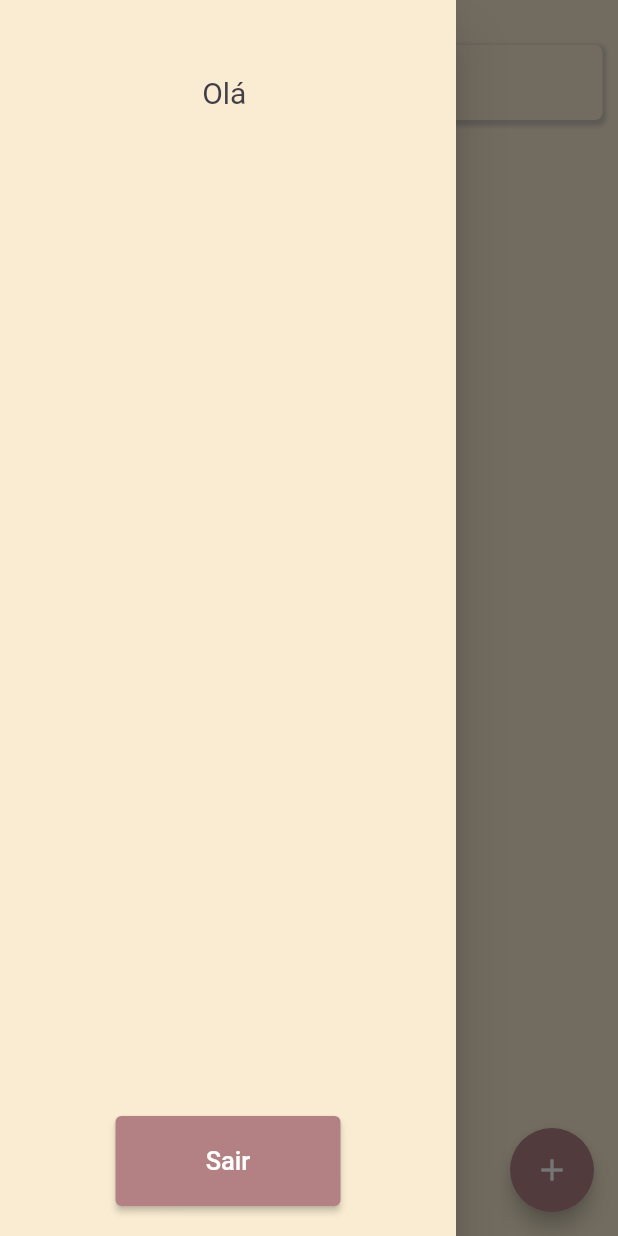
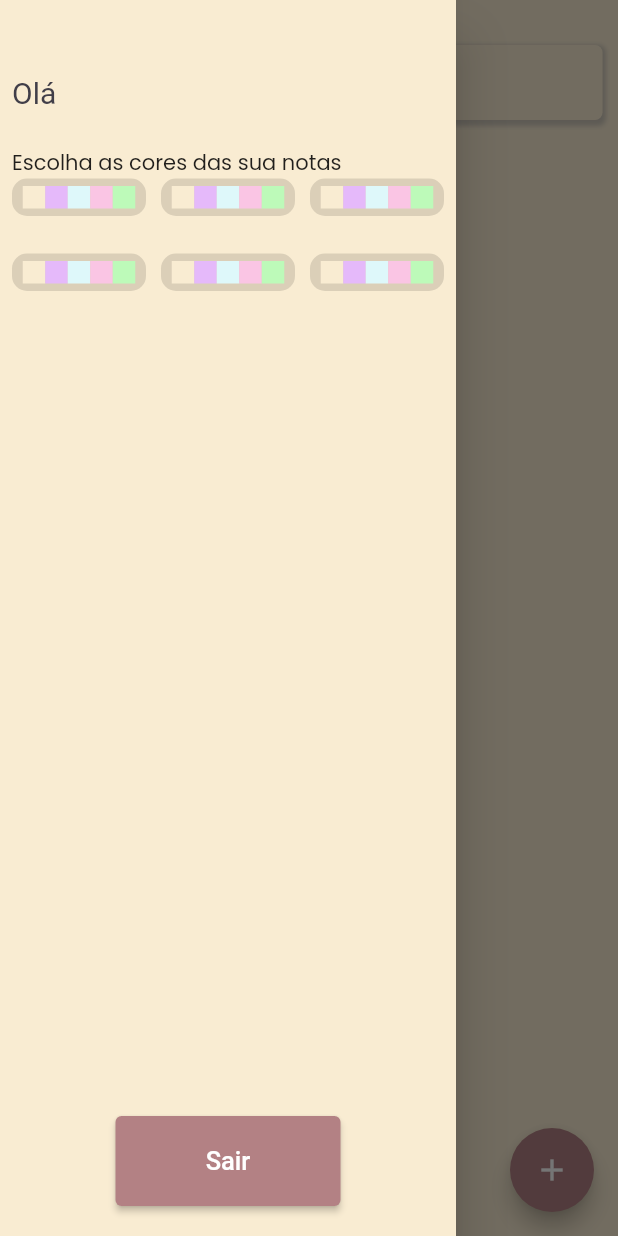
Before and after one commit to JSavioFreire/notes_login, a Flutter app: the screen it shows once a user with an empty profile is signed in, in the side drawer, after a tap on the "menu" icon, on a phone screen of 412 x 824 dp. Run offline on Flutter 3.47's test engine with Material 2 defaults, Android fonts, the phone set to English and light mode, and no system bars; our stand-ins replace cloud_firestore, firebase_auth, firebase_core, google_fonts; missing offline and left inert: flutter_statusbarcolor_ns; accounts and stored records are empty.

Commit message:
styleColors

```diff
--- a/lib/components/drawer/my_drawer.dart
+++ b/lib/components/drawer/my_drawer.dart
@@ -1,5 +1,7 @@
 import 'package:flutter/material.dart';
+import 'package:notes_login/components/drawer/widget/hello_name.dart';
 import 'package:notes_login/components/drawer/widget/logout_button.dart';
+import 'package:notes_login/components/drawer/widget/switch_color.dart';
 import 'package:notes_login/provider/auth/auth_provider.dart';
 import 'package:notes_login/theme/theme_colors.dart';
 import 'package:provider/provider.dart';
@@ -17,22 +19,8 @@ class MyDrawer extends Drawer {
             mainAxisAlignment: MainAxisAlignment.spaceBetween,
             children: [
               Column(
-                children: [
-                  RichText(
-                      text: TextSpan(
-                          text: 'Olá ',
-                          style: const TextStyle(
-                              fontSize: 20, color: ThemeColors.color4),
-                          children: [
-                        TextSpan(
-                            text: (context)
-                                .read<AuthProvider>()
-                                .users!
-                                .displayName
-                                .toString(),
-                            style: const TextStyle(fontWeight: FontWeight.w600))
-                      ]))
-                ],
+                crossAxisAlignment: CrossAxisAlignment.start,
+                children: const <Widget>[HelloName(), SwitchColor()],
               ),
               const LogoutButton()
             ],
--- /dev/null
+++ b/lib/components/drawer/widget/hello_name.dart
@@ -0,0 +1,22 @@
+import 'package:flutter/material.dart';
+import 'package:notes_login/provider/auth/auth_provider.dart';
+import 'package:notes_login/theme/theme_colors.dart';
+import 'package:provider/provider.dart';
+
+class HelloName extends StatelessWidget {
+  const HelloName({super.key});
+
+  @override
+  Widget build(BuildContext context) {
+    return RichText(
+        text: TextSpan(
+            text: 'Olá ',
+            style: const TextStyle(fontSize: 20, color: ThemeColors.color4),
+            children: [
+          TextSpan(
+              text:
+                  (context).read<AuthProvider>().users!.displayName.toString(),
+              style: const TextStyle(fontWeight: FontWeight.w600))
+        ]));
+  }
+}
--- /dev/null
+++ b/lib/components/drawer/widget/switch_color.dart
@@ -0,0 +1,52 @@
+import 'package:flutter/material.dart';
+import 'package:notes_login/provider/color/change_style_color_provider.dart';
+import 'package:notes_login/theme/theme_colors.dart';
+import 'package:provider/provider.dart';
+
+class SwitchColor extends StatelessWidget {
+  const SwitchColor({super.key});
+
+  @override
+  Widget build(BuildContext context) {
+    ChangeStyleColorProvider provider =
+        Provider.of<ChangeStyleColorProvider>(context);
+    return Padding(
+      padding: const EdgeInsets.only(top: 25),
+      child: Column(
+        crossAxisAlignment: CrossAxisAlignment.start,
+        children: [
+          const Text('Escolha as cores das sua notas'),
+          SizedBox(
+            width: MediaQuery.of(context).size.width,
+            height: 200,
+            child: GridView.builder(
+              gridDelegate: const SliverGridDelegateWithFixedCrossAxisCount(
+                  crossAxisCount: 3,
+                  mainAxisExtent: 25,
+                  mainAxisSpacing: 25,
+                  crossAxisSpacing: 10),
+              itemCount: ThemeColors.allCardColors.length,
+              itemBuilder: (context, index) => Container(
+                padding: const EdgeInsets.all(5),
+                decoration: BoxDecoration(
+                    color: Colors.black12,
+                    borderRadius: BorderRadius.circular(10)),
+                child: Row(
+                  mainAxisAlignment: MainAxisAlignment.center,
+                  children: [
+                    for (int i = 0; i < 5; i++)
+                      Container(
+                        width: 15,
+                        color: ThemeColors
+                            .allCardColors[provider.stylePostItColor[provider.styleColor]]![i],
+                      )
+                  ],
+                ),
+              ),
+            ),
+          ),
+        ],
+      ),
+    );
+  }
+}
--- a/lib/main.dart
+++ b/lib/main.dart
@@ -3,6 +3,7 @@ import 'package:flutter/material.dart';
 import 'package:flutter_statusbarcolor_ns/flutter_statusbarcolor_ns.dart';
 import 'package:notes_login/firebase_options.dart';
 import 'package:notes_login/provider/auth/auth_provider.dart';
+import 'package:notes_login/provider/color/change_style_color_provider.dart';
 import 'package:notes_login/provider/db/db_provider.dart';
 import 'package:notes_login/provider/functions/functions_provider.dart';
 import 'package:notes_login/screens/new_edit/new_edit.dart';
@@ -22,6 +23,7 @@ void main() async {
       ChangeNotifierProvider(create: (context) => AuthProvider()),
       ChangeNotifierProvider(create: (context) => FunctionsProvider()),
       ChangeNotifierProvider(create: (context) => DataBaseProvider(context: context)),
+      ChangeNotifierProvider(create: (context) => ChangeStyleColorProvider())
 
     ],
     child: const MyApp(),
--- /dev/null
+++ b/lib/provider/color/change_style_color_provider.dart
@@ -0,0 +1,13 @@
+import 'package:flutter/material.dart';
+
+class ChangeStyleColorProvider extends ChangeNotifier {
+  int styleColor = 0;
+  List<String> stylePostItColor = [
+    'initial',
+    'light',
+    'dark',
+    'eletric',
+    'strong',
+    'amazing'
+  ];
+}
--- a/lib/provider/db/db_provider.dart
+++ b/lib/provider/db/db_provider.dart
@@ -44,10 +44,14 @@ class DataBaseProvider extends ChangeNotifier {
 
   void edit({NoteModel? note, dynamic color}) {
     int thisColor = 0;
+
     if (color != null) {
       thisColor = color;
     }
     if (note != null) {
+      if (color == null) {
+        thisColor = note.color;
+      }
       NoteModel notes = NoteModel(
           id: note.id,
           title: title.text,
--- a/lib/screens/new_edit/new_edit.dart
+++ b/lib/screens/new_edit/new_edit.dart
@@ -1,4 +1,5 @@
 import 'package:flutter/material.dart';
+import 'package:notes_login/provider/color/change_style_color_provider.dart';
 import 'package:notes_login/screens/new_edit/widget/header_new_edit.dart';
 import 'package:provider/provider.dart';
 import 'package:notes_login/provider/db/db_provider.dart';
@@ -13,8 +14,10 @@ class NewEdit extends StatelessWidget {
         <String, dynamic>{}) as Map;
 
     DataBaseProvider db = Provider.of<DataBaseProvider>(context);
+    ChangeStyleColorProvider colorProvider =
+        Provider.of<ChangeStyleColorProvider>(context);
     return Scaffold(
-      backgroundColor: ThemeColors.cardColor[db.color],
+      backgroundColor: ThemeColors.allCardColors[colorProvider.stylePostItColor[colorProvider.styleColor]]![db.color],
       body: Column(
         mainAxisAlignment: MainAxisAlignment.spaceBetween,
         children: [
--- a/lib/theme/theme_colors.dart
+++ b/lib/theme/theme_colors.dart
@@ -10,11 +10,24 @@ class ThemeColors {
   static const Color color4 = Color.fromRGBO(65, 62, 72, 1);
   static const Color color4Opacity = Color.fromRGBO(65, 62, 72, 0.4);
 
-  static const List<Color> cardColor = [
-    Color.fromRGBO(249, 236, 210, 1),
-    Color.fromRGBO(229, 185, 250, 1),
-    Color.fromRGBO(222, 248, 250, 1),
-    Color.fromRGBO(250, 197, 228, 1),
-    Color.fromRGBO(189, 250, 185, 1)
-  ];
+  static Map<String, List> allCardColors = {
+    'initial': [
+      const Color.fromRGBO(249, 236, 210, 1),
+      const Color.fromRGBO(229, 185, 250, 1),
+      const Color.fromRGBO(222, 248, 250, 1),
+      const Color.fromRGBO(250, 197, 228, 1),
+      const Color.fromRGBO(189, 250, 185, 1)
+    ],
+    'light': [
+      const Color.fromRGBO(145, 56, 0, 1),
+      const Color.fromRGBO(22, 15, 50, 1),
+      const Color.fromRGBO(222, 248, 50, 1),
+      const Color.fromRGBO(250, 17, 228, 1),
+      const Color.fromRGBO(19, 250, 185, 1)
+    ],
+    'dark': [],
+    'eletric': [],
+    'strong': [],
+    'amazing': []
+  };
 }
```
Also changed, not shown: lib/components/showToDelete/show_to_delete.dart (added, +31 -0 lines), lib/screens/home/widget/each_notes.dart (+8 -2 lines), lib/screens/new_edit/widget/header_new_edit.dart (+11 -2 lines).
